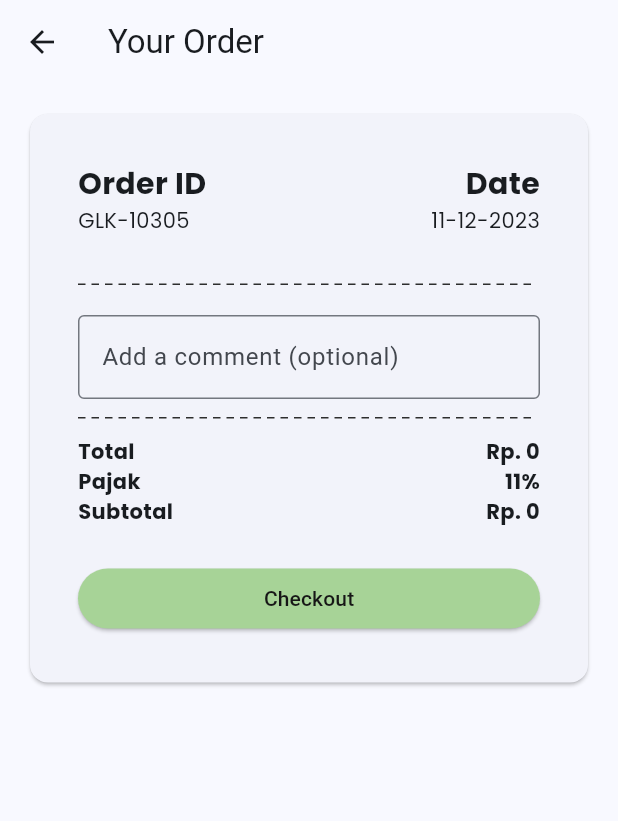
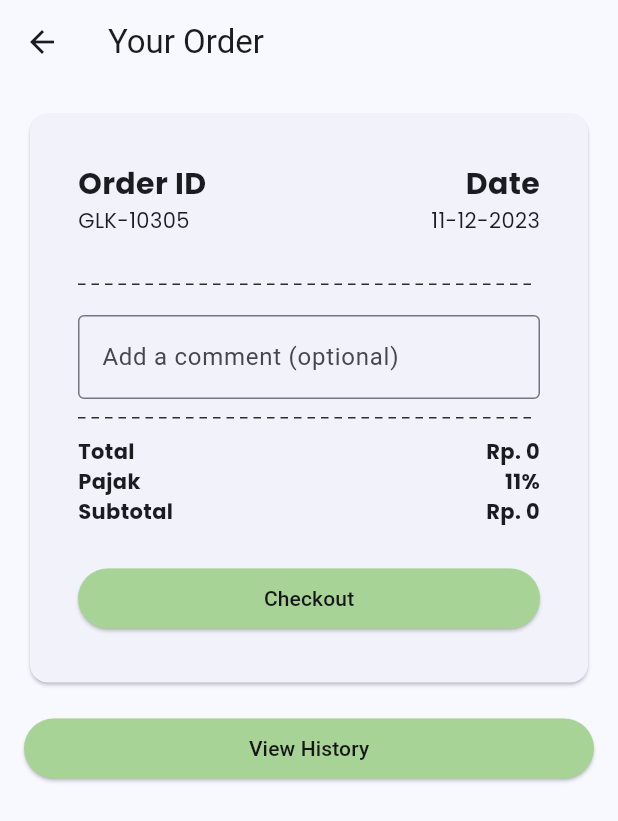
Before and after one commit to specialfox8/uas_ppb_5, a Flutter app: the CartScreen screen opened directly, on a phone screen of 412 x 824 dp. Shown: the top 821 px of the screen. Run offline on Flutter 3.47's test engine with Material 3 defaults, Android fonts, the phone set to English and light mode, and no system bars; drawn by our look-alikes of dotted_line; our stand-ins replace carousel_slider, firebase_auth, firebase_core, google_fonts; accounts and stored records are empty.

Commit message:
ubah navigasi screen history

```diff
--- a/lib/providers/product_provider.dart
+++ b/lib/providers/product_provider.dart
@@ -119,7 +119,7 @@ void filterProductsByCategory(String category) {
   }
 
   notifyListeners();
-}
+  }
 
   int getQuantity(String productId) {
     return _cartProducts
@@ -149,7 +149,7 @@ void decrementQuantity(String productId) {
   }
 
   notifyListeners();
-}
+  }
 
   void addToCart(Product product) {
   int index = _cartProducts.indexWhere((cartProduct) => cartProduct.id == product.id);
--- a/lib/screens/cart_screen.dart
+++ b/lib/screens/cart_screen.dart
@@ -42,16 +42,16 @@ class _CartScreenState extends State<CartScreen> {
       ),
       body: Padding(
         padding: const EdgeInsets.all(16.0),
-        child: Card(
-          child: ListView(
-            shrinkWrap: true,
+        child: SingleChildScrollView(
+          child: Column(
+            crossAxisAlignment: CrossAxisAlignment.start,
             children: [
-              Padding(
+              Card(
+                child: Padding(
                   padding: const EdgeInsets.all(32.0),
                   child: Column(
                     crossAxisAlignment: CrossAxisAlignment.start,
                     children: [
-                    // Bagian Order ID dan Date
                       Row(
                         mainAxisAlignment: MainAxisAlignment.spaceBetween,
                         children: [
@@ -143,7 +143,6 @@ class _CartScreenState extends State<CartScreen> {
                         dashColor: Color.fromARGB(255, 45, 45, 45),
                       ),
                       const SizedBox(height: 12),
-
                       // Bagian Total
                       Row(
                         children: [
@@ -242,6 +241,34 @@ class _CartScreenState extends State<CartScreen> {
                     ],
                   ),
                 ),
+              ),
+              const SizedBox(height: 16),
+              // Tombol "View History" di luar card
+              Row(
+                children: [
+                  Expanded(
+                    child: ElevatedButton(
+                      onPressed: () {
+                        // Kirim data ke halaman berikutnya
+                        Navigator.of(context).push(
+                          MaterialPageRoute(
+                            builder: (context) => HistoryScreen(
+                              cartProducts: cartProducts,
+                              comment: comment,
+                              totalRounded: totalRounded,
+                            ),
+                          ),
+                        );
+                      },
+                      style: ElevatedButton.styleFrom(
+                        primary: const Color.fromRGBO(167, 211, 151, 1.000),
+                        onPrimary: const Color.fromARGB(255, 22, 22, 22),
+                      ),
+                      child: const Text('View History'),
+                    ),
+                  ),
+                ],
+              ),
             ],
           ),
         ),
@@ -329,7 +356,6 @@ void _showConfirmationDialog(
               onPressed: () {
                 Navigator.of(context).pop();
               },
-
               child: const Text('Cancel'),
             ),
             ElevatedButton(
```
Lines whose indentation alone changed are shown as unchanged.
